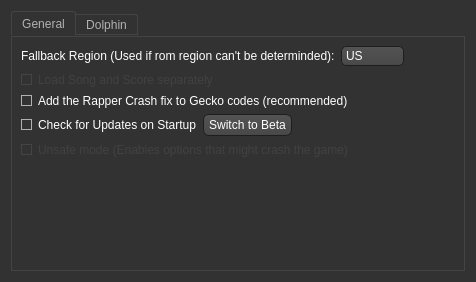
Before: the Qt Designer form Settings.ui in BenjaminHalko/WiiMusicEditorPlus, drawn with Qt 5.
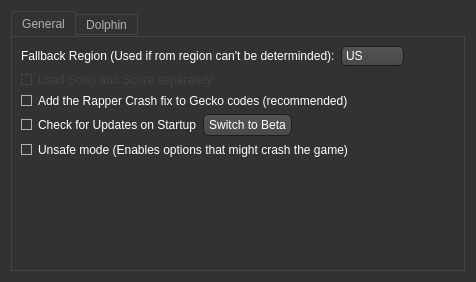
After: the same form once the commit is applied. Icons and pictures are not drawn.

What changed in the file:
```diff
--- a/Settings.ui
+++ b/Settings.ui
@@ -614,7 +614,7 @@
        <item>
         <widget class="QCheckBox" name="UnsafeMode">
          <property name="enabled">
-          <bool>false</bool>
+          <bool>true</bool>
          </property>
          <property name="text">
           <string>Unsafe mode (Enables options that might crash the game)</string>
```
